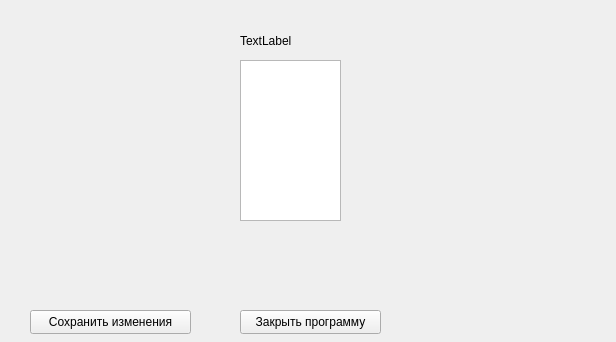
Qt form glavmenu.ui (Xaze-debug/Zadanie) before a commit.
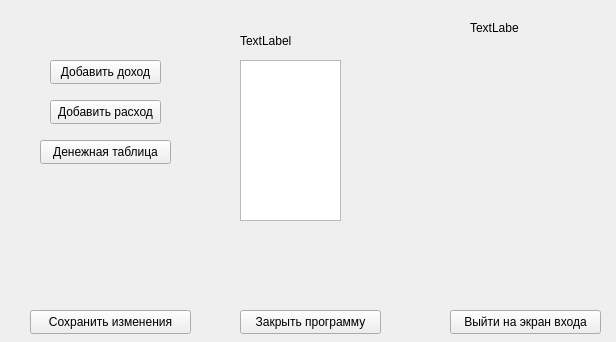
The same form after that commit.

What changed in the file:
```diff
--- a/glavmenu.ui
+++ b/glavmenu.ui
@@ -65,6 +65,71 @@
     </rect>
    </property>
   </widget>
+  <widget class="QPushButton" name="RazloginButt">
+   <property name="geometry">
+    <rect>
+     <x>450</x>
+     <y>310</y>
+     <width>151</width>
+     <height>24</height>
+    </rect>
+   </property>
+   <property name="text">
+    <string>Выйти на экран входа</string>
+   </property>
+  </widget>
+  <widget class="QLabel" name="BalanceLabe">
+   <property name="geometry">
+    <rect>
+     <x>470</x>
+     <y>20</y>
+     <width>49</width>
+     <height>16</height>
+    </rect>
+   </property>
+   <property name="text">
+    <string>TextLabel</string>
+   </property>
+  </widget>
+  <widget class="QPushButton" name="DoxodButt">
+   <property name="geometry">
+    <rect>
+     <x>50</x>
+     <y>60</y>
+     <width>111</width>
+     <height>24</height>
+    </rect>
+   </property>
+   <property name="text">
+    <string>Добавить доход</string>
+   </property>
+  </widget>
+  <widget class="QPushButton" name="RasxodButt">
+   <property name="geometry">
+    <rect>
+     <x>50</x>
+     <y>100</y>
+     <width>111</width>
+     <height>24</height>
+    </rect>
+   </property>
+   <property name="text">
+    <string>Добавить расход</string>
+   </property>
+  </widget>
+  <widget class="QPushButton" name="TableButt">
+   <property name="geometry">
+    <rect>
+     <x>40</x>
+     <y>140</y>
+     <width>131</width>
+     <height>24</height>
+    </rect>
+   </property>
+   <property name="text">
+    <string>Денежная таблица</string>
+   </property>
+  </widget>
  </widget>
  <resources/>
  <connections/>
```
